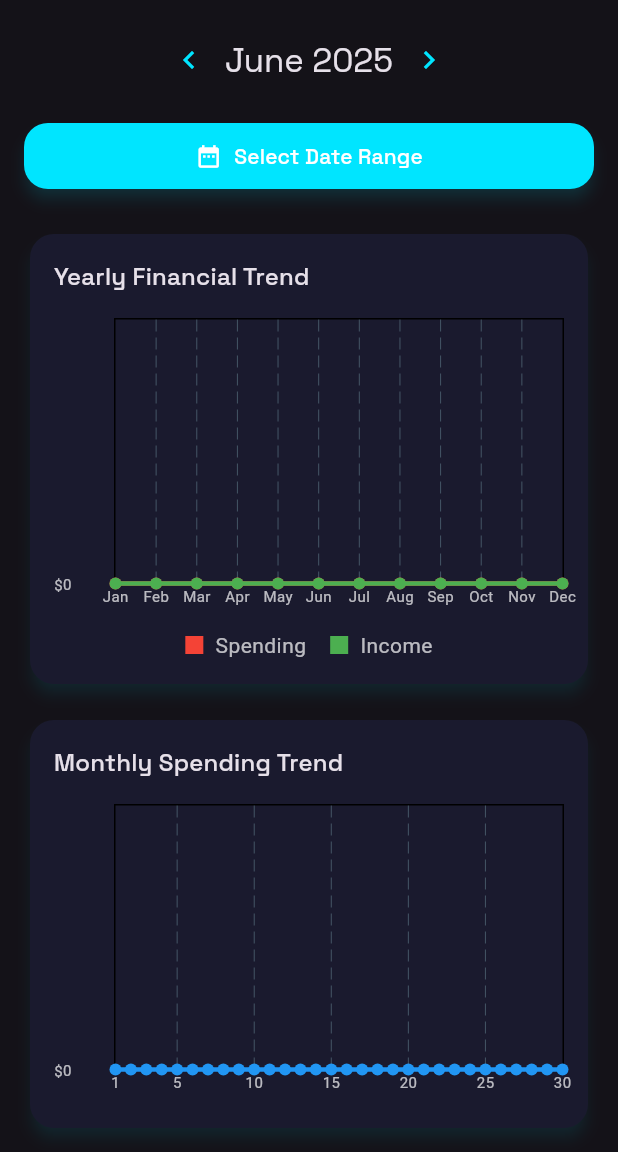
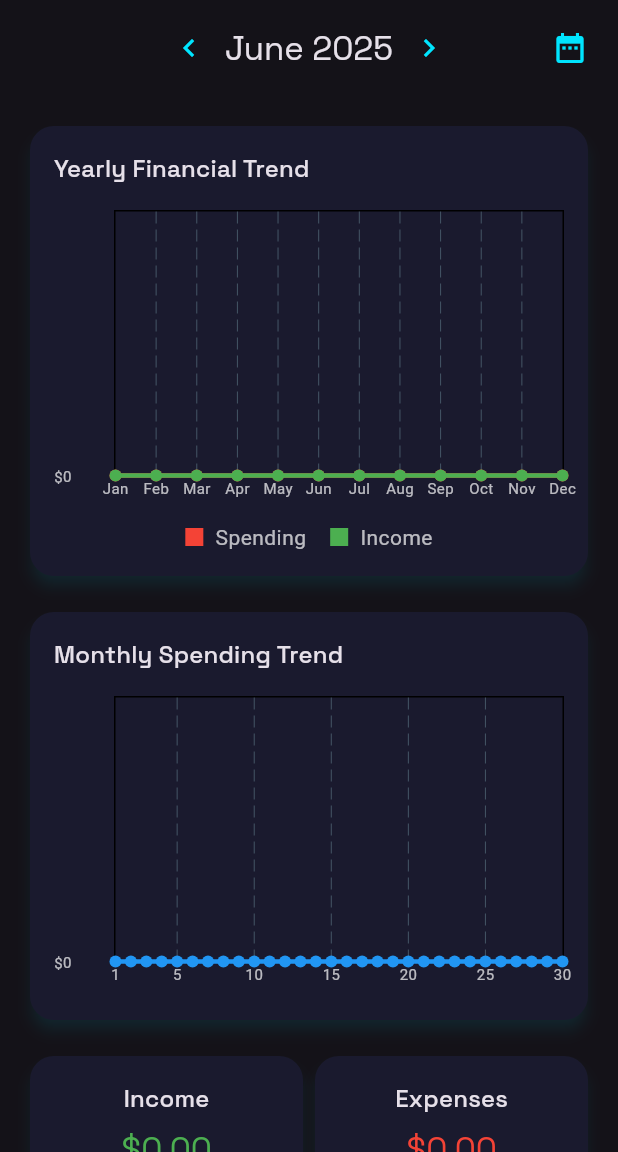
Before and after one commit to jakejonson/expense_tracker, a Flutter app: the ReportsScreen screen opened directly, on a phone screen of 412 x 824 dp, the part 84-1236 px from its top. Run offline on Flutter 3.47's test engine with Material 3 defaults, Android fonts, the phone set to English and light mode, and no system bars; drawn by our look-alikes of fl_chart; our stand-ins replace flutter_local_notifications, google_fonts, share_plus, sqflite; missing offline and left inert: excel, file_selector; accounts and stored records are empty.

Commit message:
Added history asc/desc, changed report screen UI

```diff
--- a/lib/screens/reports_screen.dart
+++ b/lib/screens/reports_screen.dart
@@ -443,31 +443,30 @@ class _ReportsScreenState extends State<ReportsScreen> {
           ? const Center(child: CircularProgressIndicator())
           : Column(
               children: [
-          Padding(
-            padding:
-                const EdgeInsets.symmetric(horizontal: 16.0, vertical: 8.0),
-            child: Column(
+                Stack(
                   children: [
                     MonthSelector(
                       selectedMonth: _selectedMonth,
                       onMonthChanged: _onMonthChanged,
                     ),
-                const SizedBox(height: 8),
-                SizedBox(
-                  width: double.infinity,
-                  child: ElevatedButton.icon(
+                    Positioned(
+                      right: 8,
+                      top: 0,
+                      bottom: 0,
+                      child: IconButton(
+                        icon: Icon(
+                          Icons.date_range,
+                          color: _startDate != null && _endDate != null
+                              ? Theme.of(context).primaryColor
+                              : null,
+                        ),
+                        tooltip: _startDate != null && _endDate != null
+                            ? '${DateFormat('MMM d').format(_startDate!)} - ${DateFormat('MMM d').format(_endDate!)}'
+                            : 'Select Date Range',
                         onPressed: _selectDateRange,
-                    icon: const Icon(Icons.date_range),
-                    label: Text(_startDate != null && _endDate != null
-                        ? '${DateFormat('MMM d').format(_startDate!)} - ${DateFormat('MMM d').format(_endDate!)}'
-                        : 'Select Date Range'),
-                    style: ElevatedButton.styleFrom(
-                      padding: const EdgeInsets.symmetric(vertical: 12),
-                    ),
                       ),
                     ),
                   ],
-            ),
                 ),
                 Expanded(
                   child: SingleChildScrollView(
```
Also changed, not shown: lib/screens/history_screen.dart (+19 -7 lines). Lines whose indentation alone changed are shown as unchanged.
